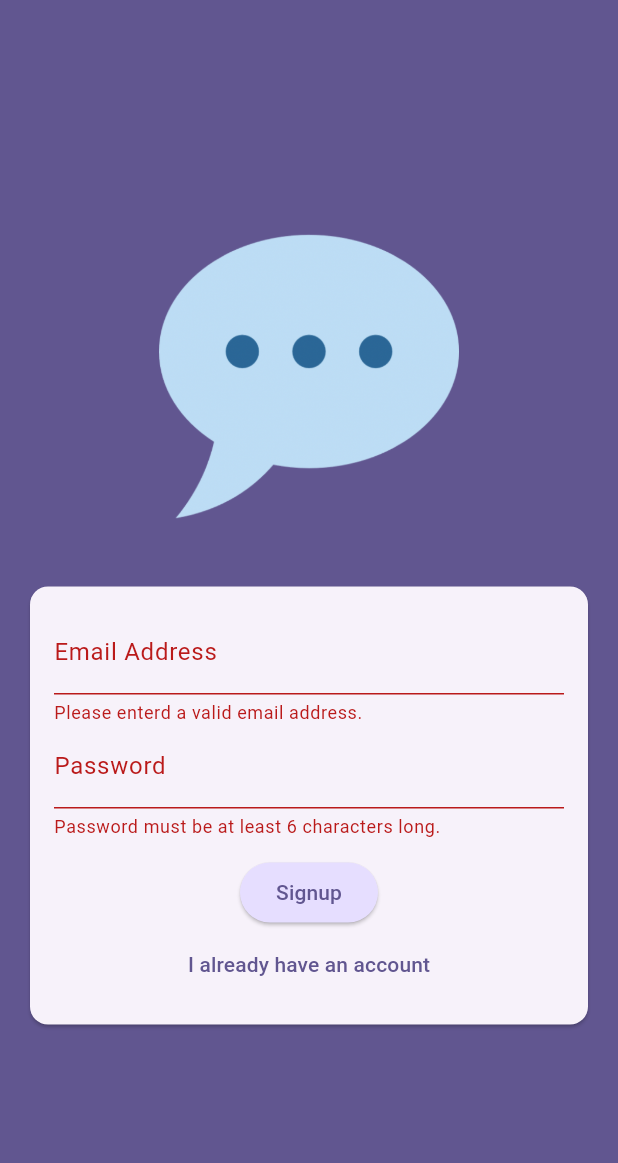
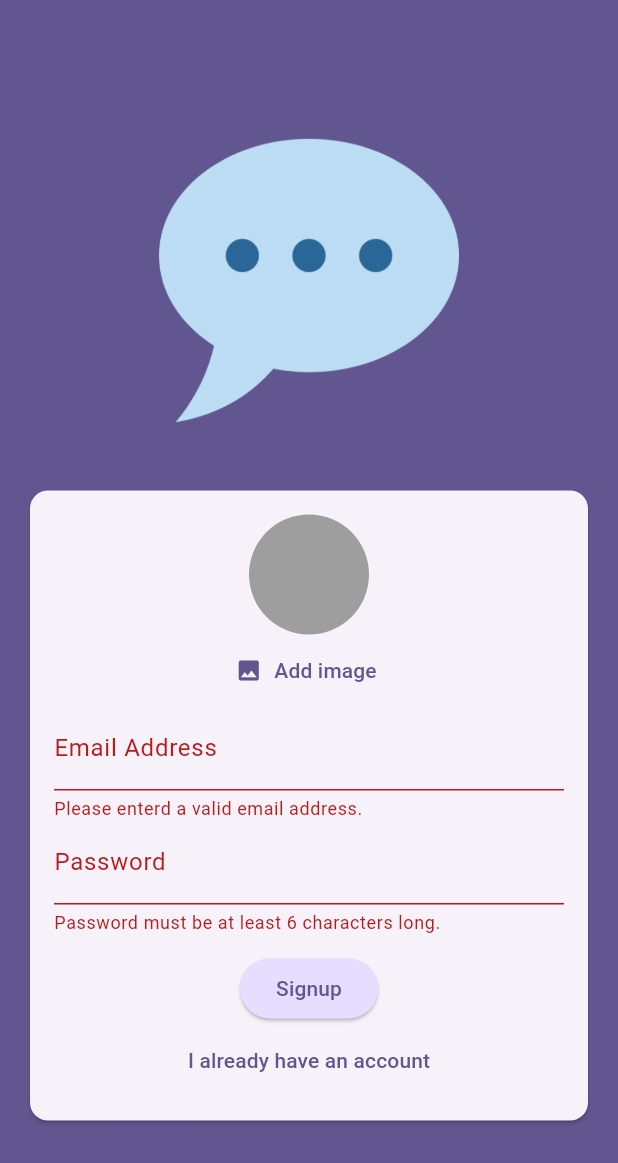
Before and after one commit to Junaidchohan/chat-app, a Flutter app: the screen it shows after launch, after a tap on "Login", after a tap on "Create an account", on a phone screen of 412 x 824 dp. Shown: the top 1163 px of the screen. Run offline on Flutter 3.47's test engine with Material 3 defaults, Android fonts, the phone set to English and light mode, and no system bars; our stand-ins replace cloud_firestore, firebase_auth, firebase_core, image_picker; accounts and stored records are empty.

Commit message:
Adding a user image picker widget and using image picker package

```diff
--- a/lib/main.dart
+++ b/lib/main.dart
@@ -26,7 +26,6 @@ class App extends StatelessWidget {
     return MaterialApp(
       title: 'FlutterChat',
       theme: ThemeData().copyWith(
-        useMaterial3: true,
         colorScheme: ColorScheme.fromSeed(
             seedColor: const Color.fromARGB(255, 63, 17, 177)),
       ),
--- a/lib/screens/auth.dart
+++ b/lib/screens/auth.dart
@@ -1,3 +1,4 @@
+import 'package:chat_app/widget/user_image_picker.dart';
 import 'package:flutter/material.dart';
 import 'package:firebase_auth/firebase_auth.dart';
 
@@ -61,6 +62,7 @@ if(!isValid){
           child: Column(
             mainAxisAlignment: MainAxisAlignment.center,
             children: [
+
               Container(
                 margin: const EdgeInsets.only(
                   top: 30,
@@ -79,8 +81,10 @@ if(!isValid){
                     child: Form(
                       key: _formKey,
                       child: Column(
+
                         mainAxisSize: MainAxisSize.min,
                         children: [
+                          if(!_isLogin) UserImagePicker(),
                           TextFormField(
                             decoration: const InputDecoration(
                                 labelText: 'Email Address'),
--- /dev/null
+++ b/lib/widget/user_image_picker.dart
@@ -0,0 +1,49 @@
+import 'dart:io';
+
+import 'package:flutter/material.dart';
+import 'package:image_picker/image_picker.dart';
+
+class UserImagePicker extends StatefulWidget {
+  const UserImagePicker({super.key});
+
+  @override
+  State<UserImagePicker> createState() => _UserImagePickerState();
+}
+
+class _UserImagePickerState extends State<UserImagePicker> {
+
+File? _pickedImageFile;
+
+void _pickImage() async {
+  final pickedImage = await ImagePicker().pickImage(source: ImageSource.camera, imageQuality: 50, maxWidth: 150,);
+
+if(pickedImage == null){
+  return;
+}
+
+setState(() {
+  _pickedImageFile = File(pickedImage.path);
+});
+
+
+}
+
+  @override
+  Widget build(BuildContext context) {
+    return Column(
+      children: [
+        CircleAvatar(
+          radius: 40,
+          backgroundColor: Colors.grey,
+          foregroundImage:
+           _pickedImageFile != null ?
+            FileImage(_pickedImageFile!)
+             : null,
+        ),
+        TextButton.icon(onPressed: _pickImage, icon: Icon(Icons.image), label: Text("Add image", style: TextStyle(
+          color: Theme.of(context).colorScheme.primary,
+        ),),),
+      ],
+    );
+  }
+}
--- a/pubspec.yaml
+++ b/pubspec.yaml
@@ -39,6 +39,8 @@ dependencies:
   image_picker: ^1.1.2
   cloud_firestore: ^5.6.7
   http: ^1.3.0
+  cloudinary_flutter: ^1.3.0
+  cloudinary_url_gen: ^1.7.0
 
 dev_dependencies:
   flutter_test:
```
Also changed, not shown: lib/service/cloudinary_service.dart (added, +29 -0 lines), lib/service/firestore_service.dart (+16 -0 lines), lib/service/image_service.dart (+35 -0 lines), pubspec.lock, 1 other file.
